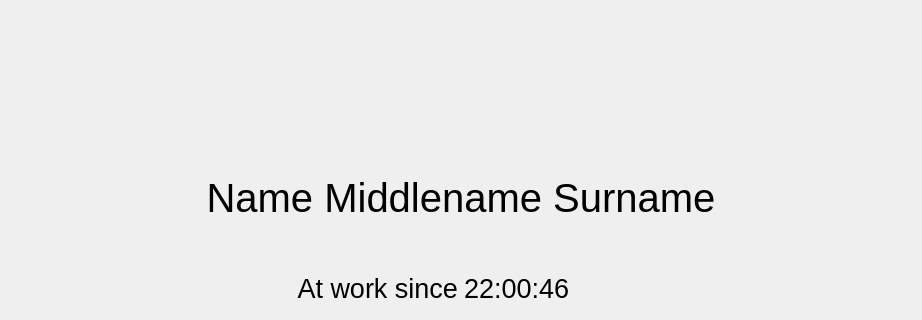
Above: showlasteventdialog.ui from igorko100/qtinout before the change; both pictures show x 0 to 922 and y 182 to 502 of the 922 by 502 pixel window. Below: the same form after it.
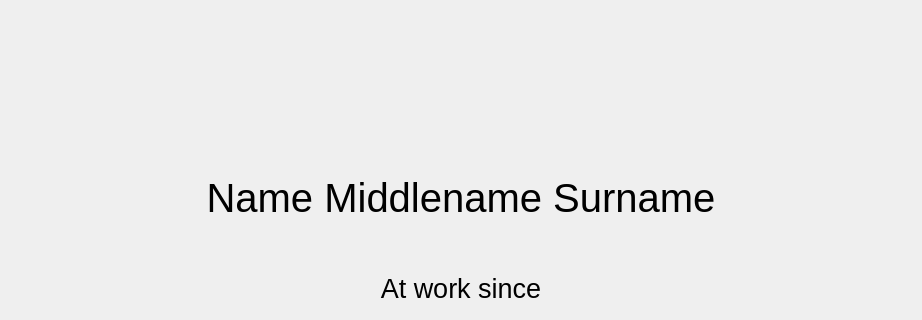
That is the form after the change.

What changed in the file:
```diff
--- a/showlasteventdialog.ui
+++ b/showlasteventdialog.ui
@@ -40,33 +40,6 @@
        </property>
       </widget>
      </item>
-     <item row="4" column="0">
-      <widget class="QLabel" name="statusLabel">
-       <property name="font">
-        <font>
-         <pointsize>20</pointsize>
-        </font>
-       </property>
-       <property name="text">
-        <string>At work since</string>
-       </property>
-       <property name="alignment">
-        <set>Qt::AlignRight|Qt::AlignTrailing|Qt::AlignVCenter</set>
-       </property>
-      </widget>
-     </item>
-     <item row="4" column="1">
-      <widget class="QLabel" name="timestampLabel">
-       <property name="font">
-        <font>
-         <pointsize>20</pointsize>
-        </font>
-       </property>
-       <property name="text">
-        <string>22:00:46</string>
-       </property>
-      </widget>
-     </item>
      <item row="0" column="0" colspan="2">
       <widget class="QLabel" name="labelForPixmap">
        <property name="minimumSize">
@@ -115,6 +88,21 @@
        </property>
       </spacer>
      </item>
+     <item row="4" column="0" colspan="2">
+      <widget class="QLabel" name="statusLabel">
+       <property name="font">
+        <font>
+         <pointsize>20</pointsize>
+        </font>
+       </property>
+       <property name="text">
+        <string>At work since</string>
+       </property>
+       <property name="alignment">
+        <set>Qt::AlignCenter</set>
+       </property>
+      </widget>
+     </item>
     </layout>
    </item>
   </layout>
```
